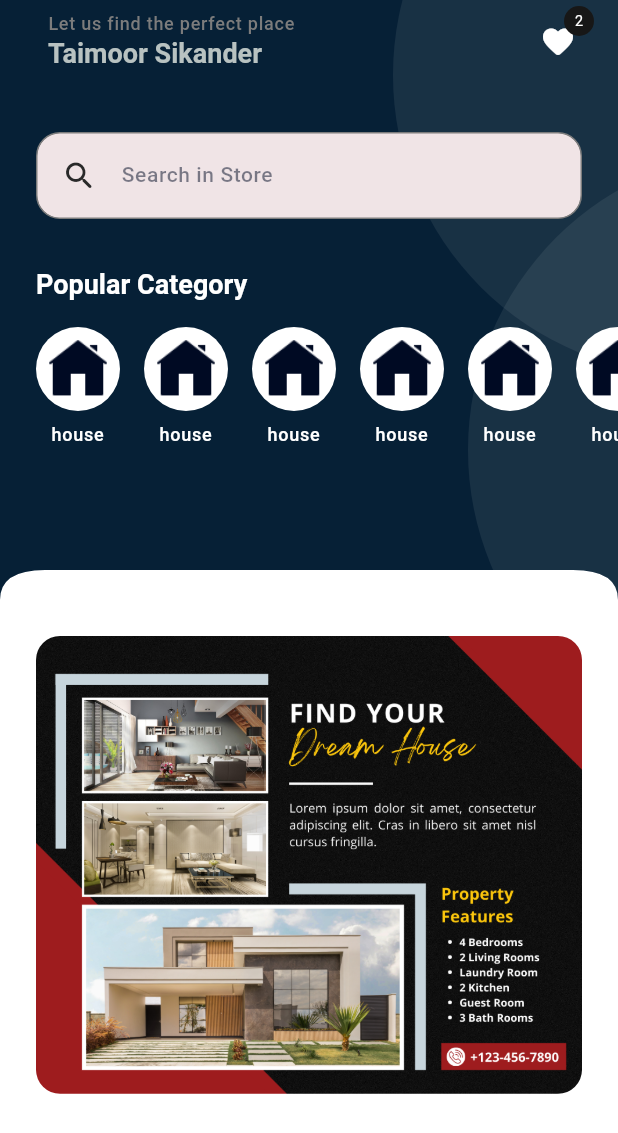
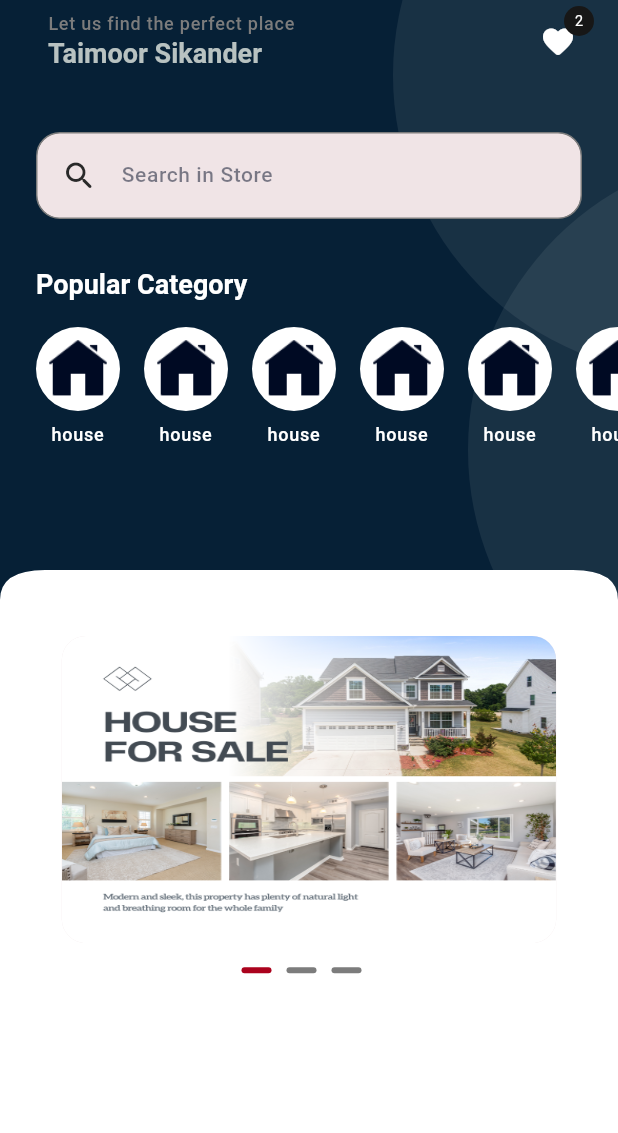
Before and after one commit to kitkatchoco2002/RentNest, a Flutter app: the HomeScreen screen opened directly, on a phone screen of 412 x 824 dp. Shown: the top 1133 px of the screen. Run offline on Flutter 3.47's test engine with Material 3 defaults, Android fonts, the light colour scheme and no system bars; drawn by our look-alikes of carousel_slider; our stand-ins replace get, get_storage, logger, smooth_page_indicator; accounts and stored records are empty; Roboto replaces fonts that are missing (Poppins).

Commit message:
3rd commit

```diff
--- a/rentnest/lib/commons/widgets/custom_shape/container/circular_container.dart
+++ b/rentnest/lib/commons/widgets/custom_shape/container/circular_container.dart
@@ -5,16 +5,18 @@ class RCircularContainer extends StatelessWidget {
     super.key,
     this.width,
     this.height,
-    required this.radius,
-    required this.padding,
+    this.radius = 100,
+    this.padding = 0,
     this.child,
     required this.backgroundColor,
+    this.margin,
   });
 
   final double? width;
   final double? height;
   final double radius;
   final double padding;
+  final EdgeInsets? margin;
   final Widget? child;
   final Color backgroundColor;
 
@@ -23,6 +25,7 @@ class RCircularContainer extends StatelessWidget {
     return Container(
       width: width,
       height: height,
+      margin: margin,
       padding: EdgeInsets.all(padding),
       decoration: BoxDecoration(
           borderRadius: BorderRadius.circular(radius),
--- a/rentnest/lib/commons/widgets/images/rounded_image.dart
+++ b/rentnest/lib/commons/widgets/images/rounded_image.dart
@@ -0,0 +1,58 @@
+
+import 'package:flutter/material.dart';
+import 'package:rentnest/utils/constants/colors.dart';
+import 'package:rentnest/utils/constants/sizes.dart';
+
+class RRoundedImage extends StatelessWidget {
+  const RRoundedImage({
+    super.key,
+    this.width,
+    this.height,
+    required this.imageURL,
+    this.applyImageRadius = false,
+    this.border,
+    this.backgroundColor = RColors.light,
+    this.fit = BoxFit.contain,
+    this.padding,
+    this.isNetworkImage = false,
+    this.onPressed,
+    this.borderRadius = RSizes.md,
+  });
+
+  final double? width, height;
+  final String imageURL;
+  final bool applyImageRadius;
+  final BoxBorder? border;
+  final Color backgroundColor;
+  final BoxFit? fit;
+  final EdgeInsetsGeometry? padding;
+  final bool isNetworkImage;
+  final VoidCallback? onPressed;
+  final double borderRadius;
+
+  @override
+  Widget build(BuildContext context) {
+    return GestureDetector(
+      onTap: onPressed,
+      child: Container(
+        width: width,
+        height: height,
+        padding: padding,
+        decoration: BoxDecoration(
+            border: border,
+            color: backgroundColor,
+            borderRadius: BorderRadius.circular(RSizes.md)),
+        child: ClipRRect(
+            borderRadius: applyImageRadius
+                ? BorderRadius.circular(borderRadius)
+                : BorderRadius.zero,
+            child: Image(
+              image: isNetworkImage
+                  ? NetworkImage(imageURL)
+                  : AssetImage(imageURL) as ImageProvider,
+              fit: fit,
+            )),
+      ),
+    );
+  }
+}
--- /dev/null
+++ b/rentnest/lib/features/shop/controllers/home_controller.dart
@@ -0,0 +1,11 @@
+import 'package:get/get.dart';
+
+class HomeController extends GetxController{
+  static HomeController get instance => Get.find();
+
+  final carousalCurrentIndex = 0.obs;
+
+  void updatePageIndicator(index){
+    carousalCurrentIndex.value = index;
+  }
+}
--- a/rentnest/lib/features/shop/screens/home/home.dart
+++ b/rentnest/lib/features/shop/screens/home/home.dart
@@ -1,25 +1,30 @@
+import 'package:carousel_slider/carousel_options.dart';
 import 'package:flutter/material.dart';
 import 'package:flutter/widgets.dart';
+import 'package:rentnest/commons/widgets/custom_shape/container/circular_container.dart';
 import 'package:rentnest/commons/widgets/custom_shape/container/primary_header_container.dart';
 import 'package:rentnest/commons/widgets/custom_shape/container/search_container.dart';
+import 'package:rentnest/commons/widgets/images/rounded_image.dart';
 import 'package:rentnest/commons/widgets/texts/section_headings.dart';
 import 'package:rentnest/features/shop/screens/home/widgets/home_appbar.dart';
 import 'package:rentnest/features/shop/screens/home/widgets/home_categories.dart';
+import 'package:rentnest/features/shop/screens/home/widgets/promo_slider.dart';
 import 'package:rentnest/utils/constants/colors.dart';
 import 'package:rentnest/utils/constants/image_strings.dart';
 import "package:rentnest/utils/constants/sizes.dart";
+import 'package:carousel_slider/carousel_slider.dart';
 
 class HomeScreen extends StatelessWidget {
   const HomeScreen({super.key});
 
   @override
   Widget build(BuildContext context) {
-    return Scaffold(
+    return const Scaffold(
       body: SingleChildScrollView(
         child: Column(
           children: [
             ///Header
-            const RPrimaryHeaderContainer(
+            RPrimaryHeaderContainer(
               child: Column(
                 children: [
                   /// appbar
@@ -53,11 +58,9 @@ class HomeScreen extends StatelessWidget {
 
             ///BODY
             Padding(
-              padding: const EdgeInsets.all(RSizes.defaultSpace),
-              child: Container(
-                decoration: BoxDecoration(borderRadius: BorderRadius.circular(RSizes.md)),
-                child: ClipRRect(borderRadius: BorderRadius.circular(RSizes.md),child: const Image(image: AssetImage(RImages.banner3))),
-              ),
+              padding: EdgeInsets.all(RSizes.defaultSpace),
+              child: RPromoSlider(banners: [RImages.banner1,RImages.banner2,RImages.banner3],),
+
             ),
           ],
         ),
--- /dev/null
+++ b/rentnest/lib/features/shop/screens/home/widgets/promo_slider.dart
@@ -0,0 +1,52 @@
+import 'package:carousel_slider/carousel_slider.dart';
+import 'package:flutter/material.dart';
+import 'package:get/get.dart';
+import 'package:rentnest/commons/widgets/custom_shape/container/circular_container.dart';
+import 'package:rentnest/commons/widgets/images/rounded_image.dart';
+import 'package:rentnest/features/shop/controllers/home_controller.dart';
+import 'package:rentnest/utils/constants/colors.dart';
+import 'package:rentnest/utils/constants/image_strings.dart';
+import 'package:rentnest/utils/constants/sizes.dart';
+import 'package:rentnest/utils/helpers/helper_function.dart';
+
+class RPromoSlider extends StatelessWidget {
+  const RPromoSlider({
+    super.key, required this.banners,
+  });
+
+  final List<String> banners;
+
+  @override
+  Widget build(BuildContext context) {
+    final controller = Get.put(HomeController());
+    return Column(
+      children: [
+        CarouselSlider(
+          options: CarouselOptions(
+              viewportFraction: 1,
+              onPageChanged: (index, _) =>
+                  controller.updatePageIndicator(index)),
+          items: banners.map((e) => RRoundedImage(imageURL: e, applyImageRadius: true, fit: BoxFit.fill, width: RHelperFunctions.screenSizeWidth() * 0.8,),).toList(),
+        ),
+        const SizedBox(height: RSizes.spaceBtwnItms),
+        Obx(
+          () => Row(
+            mainAxisSize: MainAxisSize.min,
+            mainAxisAlignment: MainAxisAlignment.center,
+            children: [
+              for (int i = 0; i < banners.length; i++)
+                RCircularContainer(
+                  backgroundColor: controller.carousalCurrentIndex.value == i
+                      ? RColors.secondary
+                      : RColors.grey,
+                  width: 20,
+                  height: 4,
+                  margin: const EdgeInsets.only(right: 10),
+                ),
+            ],
+          ),
+        )
+      ],
+    );
+  }
+}
```
